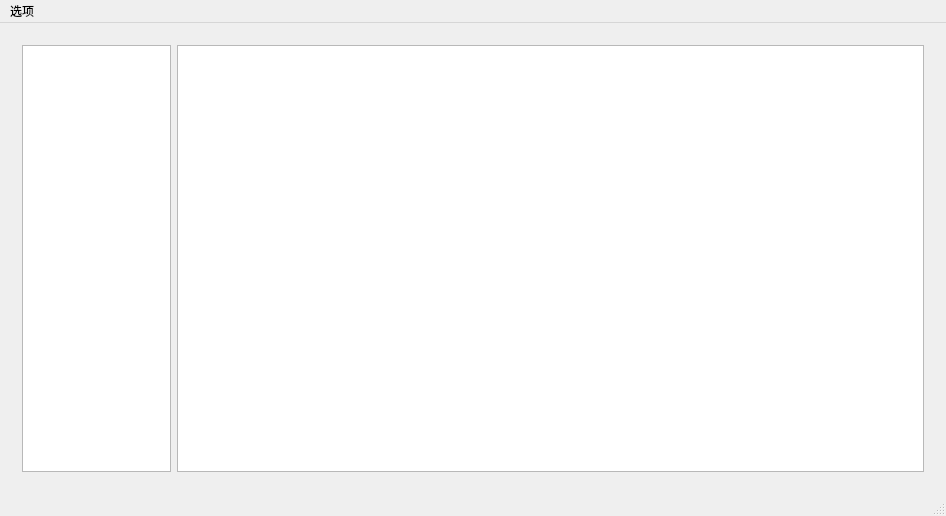
This is mainwindow.ui in myyuyan/EBook as Qt 5 draws it before an edit. The edited form follows.
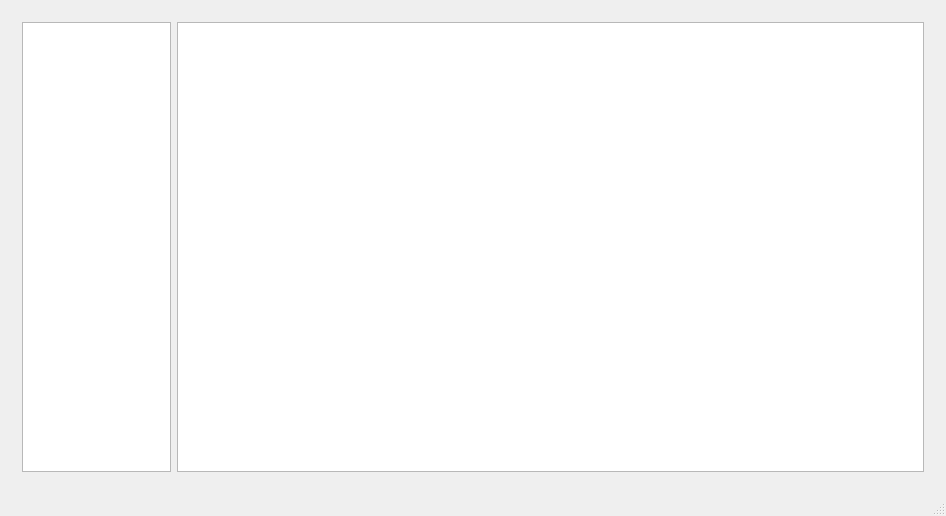
This is the edited form.

Diff of the .ui file:
```diff
--- a/mainwindow.ui
+++ b/mainwindow.ui
@@ -41,6 +41,11 @@
            <height>16777215</height>
           </size>
          </property>
+         <property name="font">
+          <font>
+           <pointsize>11</pointsize>
+          </font>
+         </property>
          <property name="cursor" stdset="0">
           <cursorShape>PointingHandCursor</cursorShape>
          </property>
@@ -58,30 +63,20 @@
         </widget>
        </item>
        <item>
-        <widget class="QTextEdit" name="textEdit"/>
+        <widget class="QTextEdit" name="textEdit">
+         <property name="font">
+          <font>
+           <family>楷体</family>
+           <pointsize>20</pointsize>
+          </font>
+         </property>
+        </widget>
        </item>
       </layout>
      </widget>
     </item>
    </layout>
   </widget>
-  <widget class="QMenuBar" name="menuBar">
-   <property name="geometry">
-    <rect>
-     <x>0</x>
-     <y>0</y>
-     <width>946</width>
-     <height>23</height>
-    </rect>
-   </property>
-   <widget class="QMenu" name="menu">
-    <property name="title">
-     <string>选项</string>
-    </property>
-    <addaction name="action"/>
-   </widget>
-   <addaction name="menu"/>
-  </widget>
   <widget class="QStatusBar" name="statusBar"/>
   <action name="action">
    <property name="text">
```
Left out of the diff: 22 changed lines with no effect on the pictures.
